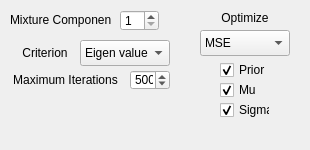
This is _AlgorithmsPlugins/SEDS/paramsSEDS.ui in b4silio/MLDemos as Qt 5 draws it before an edit. The edited form follows.
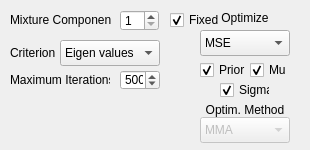
This is the edited form.

The edit to the form file:
```diff
--- a/_AlgorithmsPlugins/SEDS/paramsSEDS.ui
+++ b/_AlgorithmsPlugins/SEDS/paramsSEDS.ui
@@ -38,7 +38,7 @@
    <property name="geometry">
     <rect>
      <x>220</x>
-     <y>100</y>
+     <y>80</y>
      <width>50</width>
      <height>20</height>
     </rect>
@@ -61,7 +61,7 @@
    </property>
    <property name="geometry">
     <rect>
-     <x>20</x>
+     <x>10</x>
      <y>40</y>
      <width>50</width>
      <height>26</height>
@@ -76,7 +76,7 @@
     <string>Criterion</string>
    </property>
    <property name="alignment">
-    <set>Qt::AlignCenter</set>
+    <set>Qt::AlignLeading|Qt::AlignLeft|Qt::AlignVCenter</set>
    </property>
   </widget>
   <widget class="QSpinBox" name="sedsCount">
@@ -137,8 +137,8 @@
   <widget class="QCheckBox" name="sedsCheckMu">
    <property name="geometry">
     <rect>
-     <x>220</x>
-     <y>80</y>
+     <x>250</x>
+     <y>60</y>
      <width>40</width>
      <height>20</height>
     </rect>
@@ -161,7 +161,7 @@
    </property>
    <property name="geometry">
     <rect>
-     <x>220</x>
+     <x>200</x>
      <y>60</y>
      <width>50</width>
      <height>20</height>
@@ -206,9 +206,9 @@
    </property>
    <property name="geometry">
     <rect>
-     <x>80</x>
+     <x>60</x>
      <y>40</y>
-     <width>90</width>
+     <width>100</width>
      <height>26</height>
     </rect>
    </property>
@@ -239,7 +239,7 @@
     <rect>
      <x>10</x>
      <y>70</y>
-     <width>111</width>
+     <width>100</width>
      <height>20</height>
     </rect>
    </property>
@@ -252,7 +252,7 @@
     <string>Maximum Iterations</string>
    </property>
    <property name="alignment">
-    <set>Qt::AlignCenter</set>
+    <set>Qt::AlignLeading|Qt::AlignLeft|Qt::AlignVCenter</set>
    </property>
   </widget>
   <widget class="QSpinBox" name="iterationCount">
@@ -261,7 +261,7 @@
    </property>
    <property name="geometry">
     <rect>
-     <x>130</x>
+     <x>120</x>
      <y>70</y>
      <width>40</width>
      <height>20</height>
@@ -288,9 +288,9 @@
   <widget class="QLabel" name="graphLabel">
    <property name="geometry">
     <rect>
-     <x>20</x>
+     <x>10</x>
      <y>100</y>
-     <width>190</width>
+     <width>180</width>
      <height>40</height>
     </rect>
    </property>
@@ -298,6 +298,104 @@
     <string/>
    </property>
   </widget>
+  <widget class="QCheckBox" name="sedsCheckUniform">
+   <property name="enabled">
+    <bool>true</bool>
+   </property>
+   <property name="geometry">
+    <rect>
+     <x>170</x>
+     <y>10</y>
+     <width>60</width>
+     <height>20</height>
+    </rect>
+   </property>
+   <property name="font">
+    <font>
+     <pointsize>9</pointsize>
+    </font>
+   </property>
+   <property name="toolTip">
+    <string>&lt;!DOCTYPE HTML PUBLIC &quot;-//W3C//DTD HTML 4.0//EN&quot; &quot;http://www.w3.org/TR/REC-html40/strict.dtd&quot;&gt;
+&lt;html&gt;&lt;head&gt;&lt;meta name=&quot;qrichtext&quot; content=&quot;1&quot; /&gt;&lt;style type=&quot;text/css&quot;&gt;
+p, li { white-space: pre-wrap; }
+&lt;/style&gt;&lt;/head&gt;&lt;body style=&quot; font-family:'Lucida Grande'; font-size:9pt; font-weight:400; font-style:normal;&quot;&gt;
+&lt;p style=&quot; margin-top:0px; margin-bottom:0px; margin-left:0px; margin-right:0px; -qt-block-indent:0; text-indent:0px;&quot;&gt;Uniform Initialization of the initial GMM&lt;/p&gt;&lt;/body&gt;&lt;/html&gt;</string>
+   </property>
+   <property name="text">
+    <string>Fixed</string>
+   </property>
+   <property name="checked">
+    <bool>true</bool>
+   </property>
+  </widget>
+  <widget class="QComboBox" name="sedsOptimizationCombo">
+   <property name="enabled">
+    <bool>false</bool>
+   </property>
+   <property name="geometry">
+    <rect>
+     <x>200</x>
+     <y>117</y>
+     <width>90</width>
+     <height>26</height>
+    </rect>
+   </property>
+   <property name="font">
+    <font>
+     <pointsize>9</pointsize>
+    </font>
+   </property>
+   <property name="currentIndex">
+    <number>0</number>
+   </property>
+   <item>
+    <property name="text">
+     <string>MMA</string>
+    </property>
+   </item>
+   <item>
+    <property name="text">
+     <string>ISRES</string>
+    </property>
+   </item>
+   <item>
+    <property name="text">
+     <string>ORIG_DIRECT</string>
+    </property>
+   </item>
+   <item>
+    <property name="text">
+     <string>AUGLAG</string>
+    </property>
+   </item>
+   <item>
+    <property name="text">
+     <string>COBYLA</string>
+    </property>
+   </item>
+  </widget>
+  <widget class="QLabel" name="label_2">
+   <property name="geometry">
+    <rect>
+     <x>200</x>
+     <y>102</y>
+     <width>90</width>
+     <height>16</height>
+    </rect>
+   </property>
+   <property name="font">
+    <font>
+     <pointsize>9</pointsize>
+    </font>
+   </property>
+   <property name="text">
+    <string>Optim. Method</string>
+   </property>
+   <property name="alignment">
+    <set>Qt::AlignCenter</set>
+   </property>
+  </widget>
  </widget>
  <resources/>
  <connections/>
```
